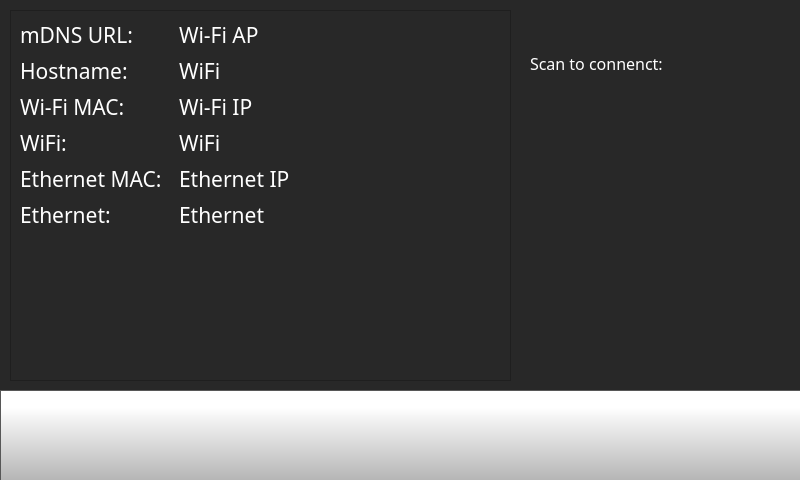
First picture: the form in octoprint_ControlCenter/ui/settings_screen/network_settings/network_settings.ui, repository FracktalWorks/ControlCenter, before the edit.
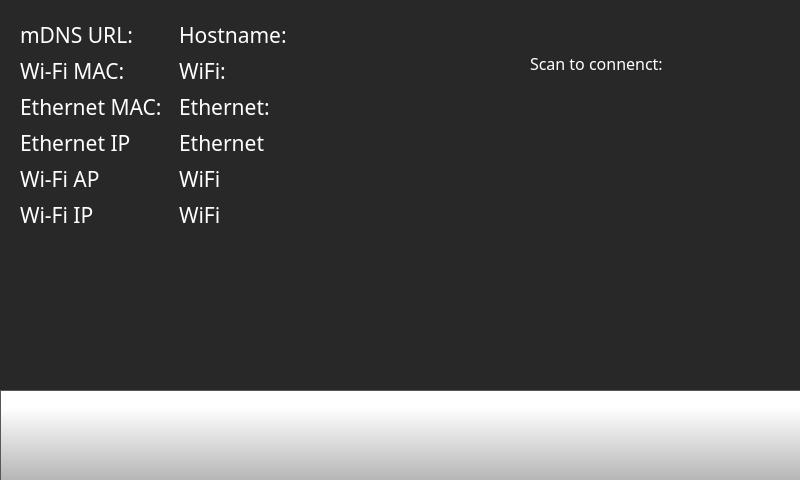
Second picture: the form after the edit. The open tabs and pages were chosen to show the change. Icons and pictures are not drawn.

Commit message:
Update tab index and network settings UI layout
Set the default tab index to 3 in the control screen. Refactored the network settings screen layout, reorganizing labels and widgets for clearer display of hostname, Wi-Fi, and Ethernet information, and improved QR code section placement.

```diff
--- a/octoprint_ControlCenter/ui/settings_screen/network_settings/network_settings.ui
+++ b/octoprint_ControlCenter/ui/settings_screen/network_settings/network_settings.ui
@@ -1312,22 +1312,86 @@
       <bool>false</bool>
      </property>
     </widget>
-    <widget class="QFrame" name="frame">
+    <widget class="QLabel" name="QRCodeBackground">
      <property name="geometry">
       <rect>
-       <x>10</x>
-       <y>10</y>
-       <width>501</width>
-       <height>371</height>
+       <x>530</x>
+       <y>80</y>
+       <width>250</width>
+       <height>250</height>
       </rect>
      </property>
-     <property name="frameShape">
-      <enum>QFrame::StyledPanel</enum>
+     <property name="font">
+      <font>
+       <pointsize>20</pointsize>
+      </font>
      </property>
-     <property name="frameShadow">
-      <enum>QFrame::Raised</enum>
+     <property name="styleSheet">
+      <string notr="true">background-color: rgb(255, 255, 255);</string>
      </property>
-     <layout class="QFormLayout" name="formLayout">
+     <property name="text">
+      <string/>
+     </property>
+    </widget>
+    <widget class="QLabel" name="QRCodeLabel">
+     <property name="geometry">
+      <rect>
+       <x>530</x>
+       <y>80</y>
+       <width>250</width>
+       <height>250</height>
+      </rect>
+     </property>
+     <property name="font">
+      <font>
+       <pointsize>20</pointsize>
+      </font>
+     </property>
+     <property name="styleSheet">
+      <string notr="true"/>
+     </property>
+     <property name="text">
+      <string/>
+     </property>
+     <property name="scaledContents">
+      <bool>true</bool>
+     </property>
+    </widget>
+    <widget class="QLabel" name="scanToConnectLabel">
+     <property name="geometry">
+      <rect>
+       <x>530</x>
+       <y>50</y>
+       <width>171</width>
+       <height>26</height>
+      </rect>
+     </property>
+     <property name="font">
+      <font>
+       <family>Gotham</family>
+       <pointsize>12</pointsize>
+       <weight>50</weight>
+       <bold>false</bold>
+      </font>
+     </property>
+     <property name="styleSheet">
+      <string notr="true">color: rgb(255, 255, 255);
+background-color: rgba(255, 255, 255, 0);</string>
+     </property>
+     <property name="text">
+      <string>Scan to connenct:</string>
+     </property>
+    </widget>
+    <widget class="QWidget" name="formLayoutWidget">
+     <property name="geometry">
+      <rect>
+       <x>20</x>
+       <y>20</y>
+       <width>491</width>
+       <height>351</height>
+      </rect>
+     </property>
+     <layout class="QFormLayout" name="formLayout_2">
       <item row="0" column="0">
        <widget class="QLabel" name="hostnameLabel">
         <property name="font">
@@ -1348,7 +1412,7 @@
        </widget>
       </item>
       <item row="0" column="1">
-       <widget class="QLabel" name="wifiApLabel">
+       <widget class="QLabel" name="hostname">
         <property name="font">
          <font>
           <family>Gotham</family>
@@ -1362,11 +1426,11 @@
 background-color: rgba(255, 255, 255, 0);</string>
         </property>
         <property name="text">
-         <string>Wi-Fi AP</string>
+         <string>Hostname:</string>
         </property>
        </widget>
       </item>
-      <item row="4" column="0">
+      <item row="1" column="0">
        <widget class="QLabel" name="wifiIpLabel">
         <property name="font">
          <font>
@@ -1385,7 +1449,102 @@
         </property>
        </widget>
       </item>
+      <item row="1" column="1">
+       <widget class="QLabel" name="wifiMac">
+        <property name="font">
+         <font>
+          <family>Gotham</family>
+          <pointsize>16</pointsize>
+          <weight>50</weight>
+          <bold>false</bold>
+         </font>
+        </property>
+        <property name="styleSheet">
+         <string notr="true">color: rgb(255, 255, 255);
+background-color: rgba(255, 255, 255, 0);</string>
+        </property>
+        <property name="text">
+         <string>WiFi:</string>
+        </property>
+       </widget>
+      </item>
+      <item row="2" column="0">
+       <widget class="QLabel" name="lanIpLabel">
+        <property name="font">
+         <font>
+          <family>Gotham</family>
+          <pointsize>16</pointsize>
+          <weight>50</weight>
+          <bold>false</bold>
+         </font>
+        </property>
+        <property name="styleSheet">
+         <string notr="true">color: rgb(255, 255, 255);
+background-color: rgba(255, 255, 255, 0);</string>
+        </property>
+        <property name="text">
+         <string>Ethernet MAC:  </string>
+        </property>
+       </widget>
+      </item>
+      <item row="2" column="1">
+       <widget class="QLabel" name="lanMac">
+        <property name="font">
+         <font>
+          <family>Gotham</family>
+          <pointsize>16</pointsize>
+          <weight>50</weight>
+          <bold>false</bold>
+         </font>
+        </property>
+        <property name="styleSheet">
+         <string notr="true">color: rgb(255, 255, 255);
+background-color: rgba(255, 255, 255, 0);</string>
+        </property>
+        <property name="text">
+         <string>Ethernet:</string>
+        </property>
+       </widget>
+      </item>
+      <item row="4" column="0">
+       <widget class="QLabel" name="wifiApLabel">
+        <property name="font">
+         <font>
+          <family>Gotham</family>
+          <pointsize>16</pointsize>
+          <weight>50</weight>
+          <bold>false</bold>
+         </font>
+        </property>
+        <property name="styleSheet">
+         <string notr="true">color: rgb(255, 255, 255);
+background-color: rgba(255, 255, 255, 0);</string>
+        </property>
+        <property name="text">
+         <string>Wi-Fi AP</string>
+        </property>
+       </widget>
+      </item>
       <item row="4" column="1">
+       <widget class="QLabel" name="wifiAp">
+        <property name="font">
+         <font>
+          <family>Gotham</family>
+          <pointsize>16</pointsize>
+          <weight>50</weight>
+          <bold>false</bold>
+         </font>
+        </property>
+        <property name="styleSheet">
+         <string notr="true">color: rgb(255, 255, 255);
+background-color: rgba(255, 255, 255, 0);</string>
+        </property>
+        <property name="text">
+         <string>WiFi</string>
+        </property>
+       </widget>
+      </item>
+      <item row="5" column="0">
        <widget class="QLabel" name="wifiMacLabel">
         <property name="font">
          <font>
@@ -1404,25 +1563,6 @@
         </property>
        </widget>
       </item>
-      <item row="5" column="0">
-       <widget class="QLabel" name="wifiMac">
-        <property name="font">
-         <font>
-          <family>Gotham</family>
-          <pointsize>16</pointsize>
-          <weight>50</weight>
-          <bold>false</bold>
-         </font>
-        </property>
-        <property name="styleSheet">
-         <string notr="true">color: rgb(255, 255, 255);
-background-color: rgba(255, 255, 255, 0);</string>
-        </property>
-        <property name="text">
-         <string>WiFi:</string>
-        </property>
-       </widget>
-      </item>
       <item row="5" column="1">
        <widget class="QLabel" name="wifiIp">
         <property name="font">
@@ -1442,26 +1582,7 @@
         </property>
        </widget>
       </item>
-      <item row="6" column="0">
-       <widget class="QLabel" name="lanIpLabel">
-        <property name="font">
-         <font>
-          <family>Gotham</family>
-          <pointsize>16</pointsize>
-          <weight>50</weight>
-          <bold>false</bold>
-         </font>
-        </property>
-        <property name="styleSheet">
-         <string notr="true">color: rgb(255, 255, 255);
-background-color: rgba(255, 255, 255, 0);</string>
-        </property>
-        <property name="text">
-         <string>Ethernet MAC:  </string>
-        </property>
-       </widget>
-      </item>
-      <item row="6" column="1">
+      <item row="3" column="0">
        <widget class="QLabel" name="lanMacLabel">
         <property name="font">
          <font>
@@ -1480,26 +1601,7 @@
         </property>
        </widget>
       </item>
-      <item row="7" column="0">
-       <widget class="QLabel" name="lanMac">
-        <property name="font">
-         <font>
-          <family>Gotham</family>
-          <pointsize>16</pointsize>
-          <weight>50</weight>
-          <bold>false</bold>
-         </font>
-        </property>
-        <property name="styleSheet">
-         <string notr="true">color: rgb(255, 255, 255);
-background-color: rgba(255, 255, 255, 0);</string>
-        </property>
-        <property name="text">
-         <string>Ethernet:</string>
-        </property>
-       </widget>
-      </item>
-      <item row="7" column="1">
+      <item row="3" column="1">
        <widget class="QLabel" name="lanIp">
         <property name="font">
          <font>
@@ -1518,116 +1620,8 @@
         </property>
        </widget>
       </item>
-      <item row="3" column="0">
-       <widget class="QLabel" name="hostname">
-        <property name="font">
-         <font>
-          <family>Gotham</family>
-          <pointsize>16</pointsize>
-          <weight>50</weight>
-          <bold>false</bold>
-         </font>
-        </property>
-        <property name="styleSheet">
-         <string notr="true">color: rgb(255, 255, 255);
-background-color: rgba(255, 255, 255, 0);</string>
-        </property>
-        <property name="text">
-         <string>Hostname:</string>
-        </property>
-       </widget>
-      </item>
-      <item row="3" column="1">
-       <widget class="QLabel" name="wifiAp">
-        <property name="font">
-         <font>
-          <family>Gotham</family>
-          <pointsize>16</pointsize>
-          <weight>50</weight>
-          <bold>false</bold>
-         </font>
-        </property>
-        <property name="styleSheet">
-         <string notr="true">color: rgb(255, 255, 255);
-background-color: rgba(255, 255, 255, 0);</string>
-        </property>
-        <property name="text">
-         <string>WiFi</string>
-        </property>
-       </widget>
-      </item>
      </layout>
     </widget>
-    <widget class="QLabel" name="QRCodeBackground">
-     <property name="geometry">
-      <rect>
-       <x>530</x>
-       <y>80</y>
-       <width>250</width>
-       <height>250</height>
-      </rect>
-     </property>
-     <property name="font">
-      <font>
-       <pointsize>20</pointsize>
-      </font>
-     </property>
-     <property name="styleSheet">
-      <string notr="true">background-color: rgb(255, 255, 255);</string>
-     </property>
-     <property name="text">
-      <string/>
-     </property>
-    </widget>
-    <widget class="QLabel" name="QRCodeLabel">
-     <property name="geometry">
-      <rect>
-       <x>530</x>
-       <y>80</y>
-       <width>250</width>
-       <height>250</height>
-      </rect>
-     </property>
-     <property name="font">
-      <font>
-       <pointsize>20</pointsize>
-      </font>
-     </property>
-     <property name="styleSheet">
-      <string notr="true"/>
-     </property>
-     <property name="text">
-      <string/>
-     </property>
-     <property name="scaledContents">
-      <bool>true</bool>
-     </property>
-    </widget>
-    <widget class="QLabel" name="scanToConnectLabel">
-     <property name="geometry">
-      <rect>
-       <x>530</x>
-       <y>50</y>
-       <width>171</width>
-       <height>26</height>
-      </rect>
-     </property>
-     <property name="font">
-      <font>
-       <family>Gotham</family>
-       <pointsize>12</pointsize>
-       <weight>50</weight>
-       <bold>false</bold>
-      </font>
-     </property>
-     <property name="styleSheet">
-      <string notr="true">color: rgb(255, 255, 255);
-background-color: rgba(255, 255, 255, 0);</string>
-     </property>
-     <property name="text">
-      <string>Scan to connenct:</string>
-     </property>
-    </widget>
    </widget>
   </widget>
  </widget>
```
The commit also changes 1 other file.
